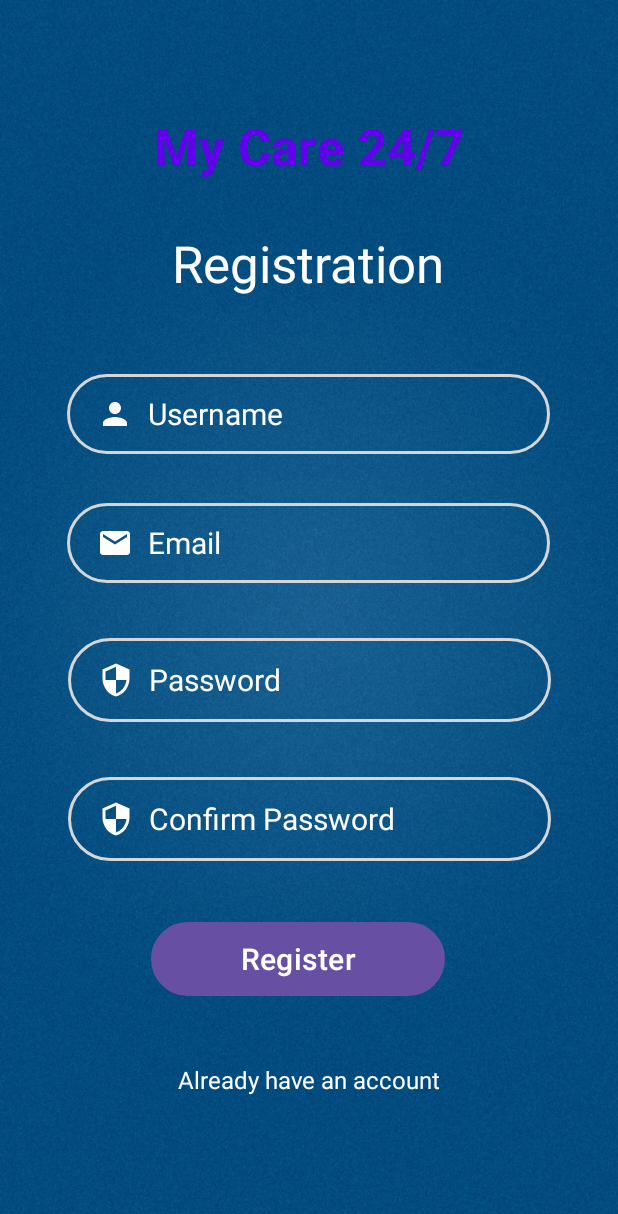
After one commit to tadiwanashe-EH12/MyCare, an Android app: the layout activity_register.xml on its own in the app's theme, with its tools: preview values and no code run, on a phone screen of 412 x 824 dp. The commit adds this screen. Shown: the top 1214 px of the screen. Run offline under Robolectric (Android 15) with nearby library versions, the phone set to English and light mode, and no system bars.

Commit message:
Added register screen

```diff
--- a/app/src/main/java/com/tadiwanashemaruza/mycareapp/LogInActivity.java
+++ b/app/src/main/java/com/tadiwanashemaruza/mycareapp/LogInActivity.java
@@ -30,7 +30,7 @@ TextView tv;
         });
         edUsername= findViewById(R.id.editTextLoginUsername);
         edPassword= findViewById(R.id.editTextLoginPassword);
-        btn= findViewById(R.id.buttonLogin);
+        btn= findViewById(R.id.ButtonLogin);
         tv= findViewById(R.id.textViewRegister);
 
         btn.setOnClickListener(new View.OnClickListener() {
--- /dev/null
+++ b/app/src/main/res/layout/activity_register.xml
@@ -0,0 +1,172 @@
+<?xml version="1.0" encoding="utf-8"?>
+<androidx.constraintlayout.widget.ConstraintLayout xmlns:android="http://schemas.android.com/apk/res/android"
+    xmlns:app="http://schemas.android.com/apk/res-auto"
+    xmlns:tools="http://schemas.android.com/tools"
+    android:id="@+id/main"
+    android:layout_width="match_parent"
+    android:layout_height="match_parent"
+    tools:context=".RegisterActivity"
+    android:background="@drawable/background"
+    >
+
+    <EditText
+        android:id="@+id/editTextRegPassword"
+        android:layout_width="322dp"
+        android:layout_height="56dp"
+        android:autofillHints=""
+        android:background="@drawable/input_bg"
+        android:drawableStart="@drawable/ic_baseline_security_24"
+        android:drawablePadding="10dp"
+        android:ems="10"
+        android:hint="@string/password"
+        android:inputType="textPassword"
+        android:paddingStart="20dp"
+        android:paddingTop="10dp"
+        android:paddingEnd="10dp"
+        android:paddingBottom="10dp"
+        android:textColor="@color/white"
+        android:textColorHint="@color/white"
+        android:textSize="20sp"
+        app:layout_constraintBottom_toBottomOf="parent"
+        app:layout_constraintEnd_toEndOf="parent"
+        app:layout_constraintStart_toStartOf="parent"
+        app:layout_constraintTop_toBottomOf="@+id/editTextRegEmail"
+        app:layout_constraintVertical_bias="0.096" />
+
+    <EditText
+        android:id="@+id/editTextRegUsername"
+        android:layout_width="322dp"
+        android:layout_height="53dp"
+        android:layout_marginBottom="16dp"
+        android:autofillHints=""
+        android:background="@drawable/input_bg"
+        android:drawableStart="@drawable/ic_baseline_person_24"
+        android:drawablePadding="10dp"
+        android:ems="10"
+        android:hint="@string/username"
+        android:inputType="text"
+        android:paddingStart="20dp"
+        android:paddingTop="10dp"
+        android:paddingEnd="10dp"
+        android:paddingBottom="10dp"
+        android:textColor="@color/white"
+        android:textColorHint="@color/white"
+        android:textSize="20sp"
+        app:layout_constraintBottom_toBottomOf="parent"
+        app:layout_constraintEnd_toEndOf="parent"
+        app:layout_constraintHorizontal_bias="0.494"
+        app:layout_constraintStart_toStartOf="parent"
+        app:layout_constraintTop_toBottomOf="@+id/textViewRegister"
+        app:layout_constraintVertical_bias="0.092" />
+
+    <TextView
+        android:id="@+id/textViewRegister"
+        android:layout_width="wrap_content"
+        android:layout_height="wrap_content"
+        android:text="@string/register"
+        android:textAlignment="center"
+        android:textColor="@color/white"
+        android:textSize="34sp"
+        app:layout_constraintBottom_toBottomOf="parent"
+        app:layout_constraintEnd_toEndOf="parent"
+        app:layout_constraintHorizontal_bias="0.498"
+        app:layout_constraintStart_toStartOf="parent"
+        app:layout_constraintTop_toBottomOf="@+id/textViewMyCare"
+        app:layout_constraintVertical_bias="0.05"
+        tools:text="Registration" />
+
+    <EditText
+        android:id="@+id/editTextRegEmail"
+        android:layout_width="322dp"
+        android:layout_height="53dp"
+        android:autofillHints=""
+        android:background="@drawable/input_bg"
+        android:drawableStart="@drawable/ic_baseline_email_24"
+        android:drawablePadding="10dp"
+        android:ems="10"
+        android:hint="@string/email"
+        android:inputType="textEmailAddress"
+        android:paddingStart="20dp"
+        android:paddingTop="10dp"
+        android:paddingEnd="10dp"
+        android:paddingBottom="10dp"
+        android:textColor="@color/white"
+        android:textColorHint="@color/white"
+        android:textSize="20sp"
+        app:layout_constraintBottom_toBottomOf="parent"
+        app:layout_constraintEnd_toEndOf="parent"
+        app:layout_constraintHorizontal_bias="0.494"
+        app:layout_constraintStart_toStartOf="parent"
+        app:layout_constraintTop_toBottomOf="@+id/editTextRegUsername"
+        app:layout_constraintVertical_bias="0.07" />
+
+    <EditText
+        android:id="@+id/editTextRegConfirmPassword"
+        android:layout_width="322dp"
+        android:layout_height="56dp"
+        android:autofillHints=""
+        android:background="@drawable/input_bg"
+        android:drawableStart="@drawable/ic_baseline_security_24"
+        android:drawablePadding="10dp"
+        android:ems="10"
+        android:hint="@string/confirm_password"
+        android:inputType="textPassword"
+        android:paddingStart="20dp"
+        android:paddingTop="10dp"
+        android:paddingEnd="10dp"
+        android:paddingBottom="10dp"
+        android:textColor="@color/white"
+        android:textColorHint="@color/white"
+        android:textSize="20sp"
+        app:layout_constraintBottom_toBottomOf="parent"
+        app:layout_constraintEnd_toEndOf="parent"
+        app:layout_constraintHorizontal_bias="0.505"
+        app:layout_constraintStart_toStartOf="parent"
+        app:layout_constraintTop_toBottomOf="@+id/editTextRegPassword"
+        app:layout_constraintVertical_bias="0.128" />
+
+    <Button
+        android:id="@+id/buttonRegister"
+        android:layout_width="196dp"
+        android:layout_height="49dp"
+        android:background="@drawable/input_bg"
+        android:text="@string/register_button"
+        android:textAlignment="center"
+        android:textSize="20sp"
+        app:layout_constraintBottom_toBottomOf="parent"
+        app:layout_constraintEnd_toEndOf="parent"
+        app:layout_constraintHorizontal_bias="0.465"
+        app:layout_constraintStart_toStartOf="parent"
+        app:layout_constraintTop_toBottomOf="@+id/editTextRegConfirmPassword"
+        app:layout_constraintVertical_bias="0.202" />
+
+    <TextView
+        android:id="@+id/textViewMyCare"
+        android:layout_width="wrap_content"
+        android:layout_height="wrap_content"
+        android:text="@string/my_care_24_7"
+        android:textAlignment="center"
+        android:textColor="@color/design_default_color_primary"
+        android:textSize="34sp"
+        android:textStyle="bold"
+        app:layout_constraintBottom_toBottomOf="parent"
+        app:layout_constraintEnd_toEndOf="parent"
+        app:layout_constraintHorizontal_bias="0.497"
+        app:layout_constraintStart_toStartOf="parent"
+        app:layout_constraintTop_toTopOf="parent"
+        app:layout_constraintVertical_bias="0.096" />
+
+    <TextView
+        android:id="@+id/textViewExistingUser"
+        android:layout_width="wrap_content"
+        android:layout_height="wrap_content"
+        android:text="@string/already_have_an_account"
+        android:textAlignment="center"
+        android:textColor="@color/white"
+        android:textSize="16sp"
+        app:layout_constraintBottom_toBottomOf="parent"
+        app:layout_constraintEnd_toEndOf="parent"
+        app:layout_constraintStart_toStartOf="parent"
+        app:layout_constraintTop_toBottomOf="@+id/buttonRegister"
+        app:layout_constraintVertical_bias="0.326" />
+</androidx.constraintlayout.widget.ConstraintLayout>
--- a/app/src/main/res/values/strings.xml
+++ b/app/src/main/res/values/strings.xml
@@ -7,4 +7,12 @@
     <string name="password">Password</string>
     <string name="login_button">Login</string>
     <string name="register_as_new_user">Register As New User</string>
+    <string name="email">Email</string>
+    <string name="confirm_password">Confirm Password</string>
+    <string name="register_button">Register</string>
+    <string name="already_have_an_account">Already have an account</string>
+    <string name="login_page">Login</string>
+    <string name="login_username">Username</string>
+    <string name="button_login">Login</string>
+    <string name="register_as_a_new_user">Register as a new User</string>
 </resources>
```
Also changed, not shown: app/src/main/java/com/tadiwanashemaruza/mycareapp/RegisterActivity.java (added, +30 -0 lines), app/src/main/res/layout/activity_log_in.xml (+73 -83 lines).
